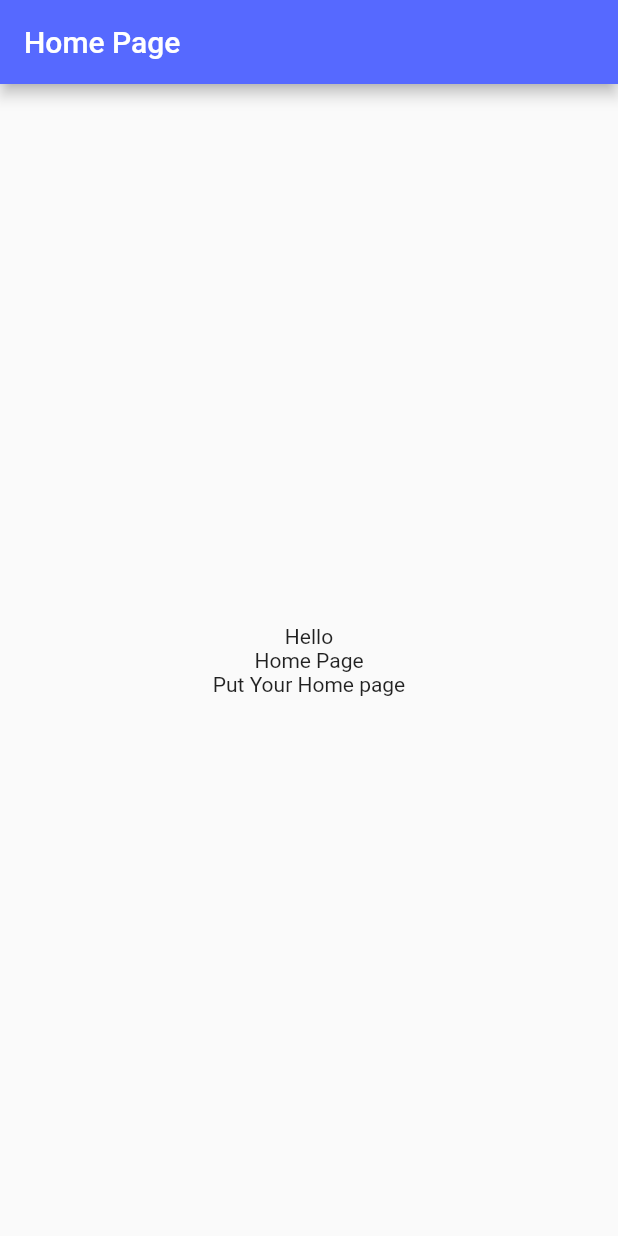
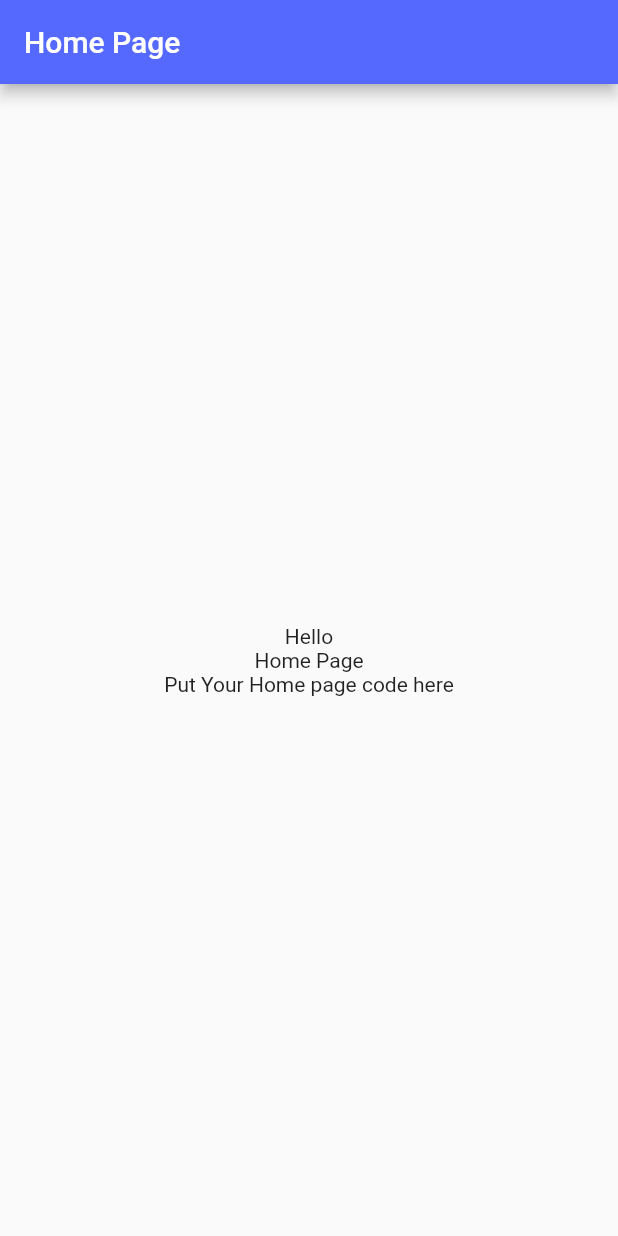
Before and after one commit to nazmulkhanliton/edusoft_tms, a Flutter app: the LoginPage screen opened directly, after a tap on "Log In", on a phone screen of 412 x 824 dp. Run offline on Flutter 3.47's test engine with Material 2 defaults, Android fonts, the phone set to English and light mode, and no system bars; our stand-ins replace smooth_page_indicator.

Commit message:
HOME Page update

```diff
--- a/lib/Screens/Home/home_screen.dart
+++ b/lib/Screens/Home/home_screen.dart
@@ -39,7 +39,7 @@ class _HomeScreenState extends State<HomeScreen> {
                 width: 10,
               ),
               Text(
-                  'Put Your Home page'
+                  'Put Your Home page code here'
               ),
             ],
           ),
```
